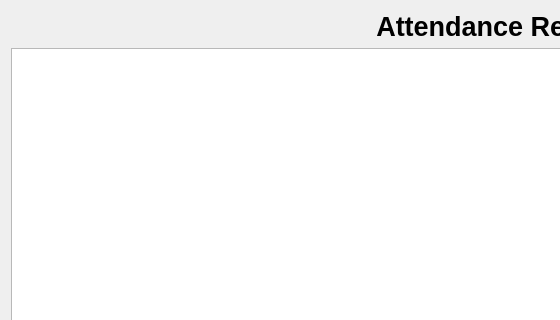
First picture: the form in Maintendance/viewattendance.ui, repository markhan101/Maintendance, before the edit; both pictures show x 0 to 560 and y 0 to 320 of the 1000 by 680 pixel window.
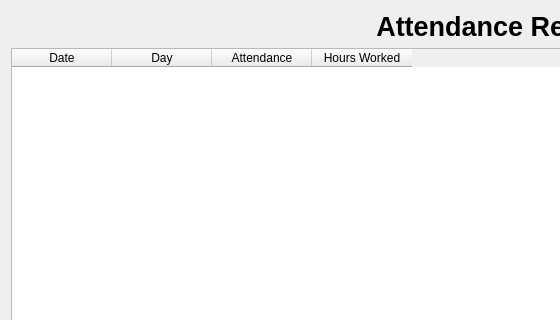
Second picture: the form after the edit.

Diff of the .ui file:
```diff
--- a/Maintendance/viewattendance.ui
+++ b/Maintendance/viewattendance.ui
@@ -22,7 +22,28 @@
     </widget>
    </item>
    <item>
-    <widget class="QListWidget" name="attendanceList"/>
+    <widget class="QTableWidget" name="attendanceTable">
+     <column>
+      <property name="text">
+       <string>Date</string>
+      </property>
+     </column>
+     <column>
+      <property name="text">
+       <string>Day</string>
+      </property>
+     </column>
+     <column>
+      <property name="text">
+       <string>Attendance</string>
+      </property>
+     </column>
+     <column>
+      <property name="text">
+       <string>Hours Worked</string>
+      </property>
+     </column>
+    </widget>
    </item>
   </layout>
  </widget>
```
